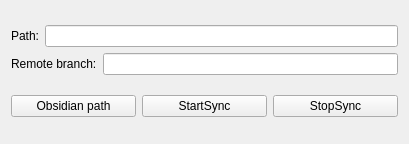
Jomart02/ObsidianSync, file Sync/obsidiansync.ui: the form before one commit.
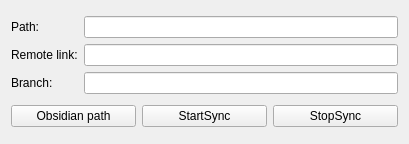
The form after the commit.

Commit message: Add select branch || test linux

Diff of the .ui file:
```diff
--- a/Sync/obsidiansync.ui
+++ b/Sync/obsidiansync.ui
@@ -13,11 +13,11 @@
   <property name="windowTitle">
    <string>ObsidianSync</string>
   </property>
-  <layout class="QGridLayout" name="gridLayout">
+  <layout class="QGridLayout" name="gridLayout_2">
    <item row="0" column="0" colspan="3">
-    <layout class="QVBoxLayout" name="verticalLayout">
-     <item>
-      <layout class="QHBoxLayout" name="horizontalLayout">
+    <layout class="QGridLayout" name="gridLayout">
+     <item row="0" column="0">
+      <layout class="QVBoxLayout" name="verticalLayout_2">
        <item>
         <widget class="QLabel" name="label">
          <property name="sizePolicy">
@@ -32,13 +32,6 @@
         </widget>
        </item>
        <item>
-        <widget class="QLineEdit" name="lineEdit_path"/>
-       </item>
-      </layout>
-     </item>
-     <item>
-      <layout class="QHBoxLayout" name="horizontalLayout_2">
-       <item>
         <widget class="QLabel" name="label_2">
          <property name="sizePolicy">
           <sizepolicy hsizetype="Fixed" vsizetype="Preferred">
@@ -47,9 +40,32 @@
           </sizepolicy>
          </property>
          <property name="text">
-          <string>Remote branch:</string>
+          <string>Remote link:</string>
          </property>
         </widget>
+       </item>
+       <item>
+        <widget class="QLabel" name="label_3">
+         <property name="sizePolicy">
+          <sizepolicy hsizetype="Minimum" vsizetype="Preferred">
+           <horstretch>0</horstretch>
+           <verstretch>0</verstretch>
+          </sizepolicy>
+         </property>
+         <property name="text">
+          <string>Branch:</string>
+         </property>
+        </widget>
+       </item>
+      </layout>
+     </item>
+     <item row="0" column="1">
+      <layout class="QVBoxLayout" name="verticalLayout">
+       <item>
+        <widget class="QLineEdit" name="lineEdit_path"/>
+       </item>
+       <item>
+        <widget class="QLineEdit" name="lineEdit_link"/>
        </item>
        <item>
         <widget class="QLineEdit" name="lineEdit_branch"/>
@@ -65,13 +81,6 @@
      </property>
     </widget>
    </item>
-   <item row="1" column="2">
-    <widget class="QPushButton" name="pushButton_stop">
-     <property name="text">
-      <string>StopSync</string>
-     </property>
-    </widget>
-   </item>
    <item row="1" column="1">
     <widget class="QPushButton" name="pushButton_start">
      <property name="text">
@@ -79,6 +88,13 @@
      </property>
     </widget>
    </item>
+   <item row="1" column="2">
+    <widget class="QPushButton" name="pushButton_stop">
+     <property name="text">
+      <string>StopSync</string>
+     </property>
+    </widget>
+   </item>
   </layout>
  </widget>
  <resources/>
```
The commit also changes 2 other files.
